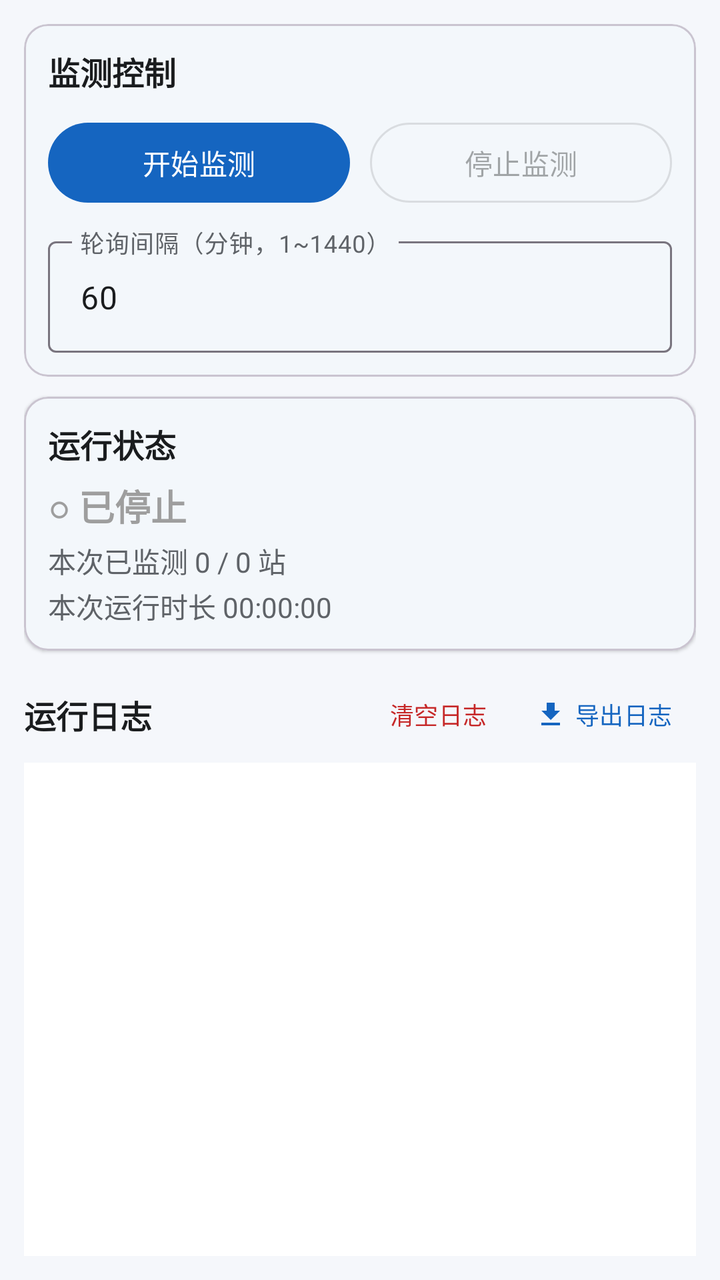
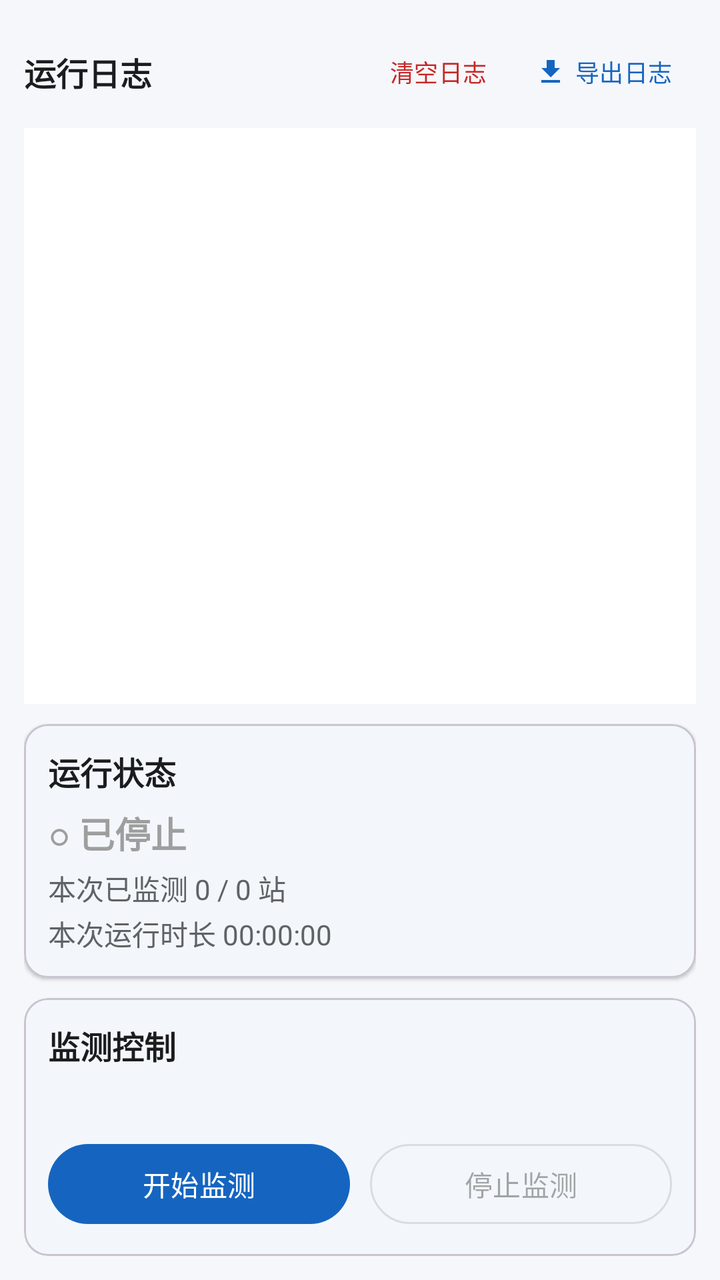

An Android layout rendered at two revisions. The XML below is the earlier revision; the diff shows what the commit changed to produce the second picture.
<!-- AndroidManifest.xml: application theme Theme.NewsMonitor -->
<!-- res/layout/fragment_monitor.xml -->
<?xml version="1.0" encoding="utf-8"?>
<LinearLayout xmlns:android="http://schemas.android.com/apk/res/android"
    xmlns:app="http://schemas.android.com/apk/res-auto"
    android:layout_width="match_parent"
    android:layout_height="match_parent"
    android:orientation="vertical"
    android:padding="12dp">

    <com.google.android.material.card.MaterialCardView
        android:layout_width="match_parent"
        android:layout_height="wrap_content"
        app:cardCornerRadius="12dp"
        app:cardElevation="1dp">

        <LinearLayout
            android:layout_width="match_parent"
            android:layout_height="wrap_content"
            android:orientation="vertical"
            android:padding="12dp">

            <TextView
                android:layout_width="match_parent"
                android:layout_height="wrap_content"
                android:text="@string/section_control"
                android:textColor="@color/on_surface"
                android:textSize="16sp"
                android:textStyle="bold" />

            <LinearLayout
                android:layout_width="match_parent"
                android:layout_height="wrap_content"
                android:layout_marginTop="10dp"
                android:orientation="horizontal">

                <com.google.android.material.button.MaterialButton
                    android:id="@+id/btnStart"
                    android:layout_width="0dp"
                    android:layout_height="wrap_content"
                    android:layout_weight="1"
                    android:text="@string/start_monitor" />

                <com.google.android.material.button.MaterialButton
                    android:id="@+id/btnStop"
                    style="@style/Widget.Material3.Button.OutlinedButton"
                    android:layout_width="0dp"
                    android:layout_height="wrap_content"
                    android:layout_marginStart="10dp"
                    android:layout_weight="1"
                    android:enabled="false"
                    android:text="@string/stop_monitor" />
            </LinearLayout>

            <com.google.android.material.textfield.TextInputLayout
                android:id="@+id/tilInterval"
                android:layout_width="match_parent"
                android:layout_height="wrap_content"
                android:layout_marginTop="10dp"
                android:hint="@string/poll_interval">

                <com.google.android.material.textfield.TextInputEditText
                    android:id="@+id/etInterval"
                    android:layout_width="match_parent"
                    android:layout_height="wrap_content"
                    android:inputType="number"
                    android:maxLines="1"
                    android:text="60" />
            </com.google.android.material.textfield.TextInputLayout>
        </LinearLayout>
    </com.google.android.material.card.MaterialCardView>

    <com.google.android.material.card.MaterialCardView
        android:layout_width="match_parent"
        android:layout_height="wrap_content"
        android:layout_marginTop="10dp"
        app:cardCornerRadius="12dp"
        app:cardElevation="1dp">

        <LinearLayout
            android:layout_width="match_parent"
            android:layout_height="wrap_content"
            android:orientation="vertical"
            android:padding="12dp">

            <TextView
                android:layout_width="match_parent"
                android:layout_height="wrap_content"
                android:text="@string/section_status"
                android:textColor="@color/on_surface"
                android:textSize="16sp"
                android:textStyle="bold" />

            <TextView
                android:id="@+id/tvStatus"
                android:layout_width="match_parent"
                android:layout_height="wrap_content"
                android:layout_marginTop="6dp"
                android:text="@string/stopped"
                android:textColor="@color/status_gray"
                android:textSize="18sp"
                android:textStyle="bold" />

            <TextView
                android:id="@+id/tvProgress"
                android:layout_width="match_parent"
                android:layout_height="wrap_content"
                android:layout_marginTop="4dp"
                android:text="@string/monitor_progress_init"
                android:textColor="@color/on_surface_variant"
                android:textSize="14sp" />

            <TextView
                android:id="@+id/tvDuration"
                android:layout_width="match_parent"
                android:layout_height="wrap_content"
                android:layout_marginTop="2dp"
                android:text="@string/monitor_duration_init"
                android:textColor="@color/on_surface_variant"
                android:textSize="14sp" />
        </LinearLayout>
    </com.google.android.material.card.MaterialCardView>

    <LinearLayout
        android:layout_width="match_parent"
        android:layout_height="wrap_content"
        android:layout_marginTop="8dp"
        android:gravity="center_vertical"
        android:orientation="horizontal">

        <TextView
            android:layout_width="0dp"
            android:layout_height="wrap_content"
            android:layout_weight="1"
            android:text="@string/monitor_log_title"
            android:textColor="@color/on_surface"
            android:textSize="16sp"
            android:textStyle="bold" />

        <com.google.android.material.button.MaterialButton
            android:id="@+id/btnClearLogs"
            style="@style/Widget.Material3.Button.TextButton"
            android:layout_width="wrap_content"
            android:layout_height="wrap_content"
            android:minWidth="0dp"
            android:text="@string/clear_logs"
            android:textColor="@color/level_error"
            android:textSize="12sp" />

        <com.google.android.material.button.MaterialButton
            android:id="@+id/btnExportLogs"
            style="@style/Widget.Material3.Button.TextButton"
            android:layout_width="wrap_content"
            android:layout_height="wrap_content"
            android:minWidth="0dp"
            android:text="@string/export_logs"
            android:textSize="12sp"
            app:icon="@drawable/ic_download"
            app:iconSize="16dp" />
    </LinearLayout>

    <FrameLayout
        android:layout_width="match_parent"
        android:layout_height="0dp"
        android:layout_weight="1">

        <androidx.recyclerview.widget.RecyclerView
            android:id="@+id/rvLogs"
            android:layout_width="match_parent"
            android:layout_height="match_parent"
            android:background="?attr/colorSurface"
            android:clipToPadding="false"
            android:padding="4dp" />

        <TextView
            android:id="@+id/tvNoLogs"
            android:layout_width="wrap_content"
            android:layout_height="wrap_content"
            android:layout_gravity="center"
            android:text="@string/no_logs"
            android:textColor="@color/on_surface_variant"
            android:textSize="14sp"
            android:visibility="gone" />
    </FrameLayout>

</LinearLayout>
<!-- resources referenced by this layout -->
<resources>
  <color name="level_error">#C62828</color>
  <color name="on_surface">#1A1C1E</color>
  <color name="on_surface_variant">#5F6368</color>
  <color name="status_gray">#9E9E9E</color>
  <!-- drawable ic_download (drawable) -->
  <vector xmlns:android="http://schemas.android.com/apk/res/android"
      android:width="24dp"
      android:height="24dp"
      android:viewportWidth="24"
      android:viewportHeight="24">
      <path
          android:fillColor="#FF000000"
          android:pathData="M19,9h-4V3H9v6H5l7,7 7,-7zM5,18v2h14v-2H5z" />
  </vector>
  <string name="clear_logs">清空日志</string>
  <string name="export_logs">导出日志</string>
  <string name="monitor_duration_init">本次运行时长 00:00:00</string>
  <string name="monitor_log_title">运行日志</string>
  <string name="monitor_progress_init">本次已监测 0 / 0 站</string>
  <string name="no_logs">暂无日志</string>
  <string name="poll_interval">轮询间隔（分钟，1~1440）</string>
  <string name="section_control">监测控制</string>
  <string name="section_status">运行状态</string>
  <string name="start_monitor">开始监测</string>
  <string name="stop_monitor">停止监测</string>
  <string name="stopped">○ 已停止</string>
  <style name="Theme.NewsMonitor" parent="Theme.Material3.Light.NoActionBar">
          <item name="colorPrimary">@color/primary</item>
          <item name="colorOnPrimary">@color/on_primary</item>
          <item name="colorPrimaryContainer">@color/primary_container</item>
          <item name="colorOnPrimaryContainer">@color/on_primary_container</item>
          <item name="colorSecondary">@color/secondary</item>
          <item name="colorOnSecondary">@color/on_secondary</item>
          <item name="android:colorBackground">@color/background</item>
          <item name="colorSurface">@color/surface</item>
          <item name="colorOnSurface">@color/on_surface</item>
          <item name="colorOnSurfaceVariant">@color/on_surface_variant</item>
          <item name="android:statusBarColor">@color/primary_dark</item>
          <item name="android:windowLightStatusBar">false</item>
          <item name="android:navigationBarColor">@color/surface</item>
          <item name="android:windowLightNavigationBar" tools:targetApi="27">true</item>
      </style>
  <color name="primary">#1565C0</color>
  <color name="on_primary">#FFFFFF</color>
  <color name="primary_container">#D6E4FF</color>
  <color name="on_primary_container">#001B3F</color>
  <color name="secondary">#00696B</color>
  <color name="on_secondary">#FFFFFF</color>
  <color name="background">#F5F7FB</color>
  <color name="surface">#FFFFFF</color>
  <color name="primary_dark">#0D47A1</color>
</resources>

<!-- the commit's change to res/layout/fragment_monitor.xml (unified diff, before → after) -->
@@ -6,68 +6,70 @@
     android:orientation="vertical"
     android:padding="12dp">
 
-    <com.google.android.material.card.MaterialCardView
+    
+    <LinearLayout
         android:layout_width="match_parent"
         android:layout_height="wrap_content"
-        app:cardCornerRadius="12dp"
-        app:cardElevation="1dp">
+        android:gravity="center_vertical"
+        android:orientation="horizontal">
 
-        <LinearLayout
+        <TextView
+            android:layout_width="0dp"
+            android:layout_height="wrap_content"
+            android:layout_weight="1"
+            android:text="@string/monitor_log_title"
+            android:textColor="@color/on_surface"
+            android:textSize="16sp"
+            android:textStyle="bold" />
+
+        <com.google.android.material.button.MaterialButton
+            android:id="@+id/btnClearLogs"
+            style="@style/Widget.Material3.Button.TextButton"
+            android:layout_width="wrap_content"
+            android:layout_height="wrap_content"
+            android:minWidth="0dp"
+            android:text="@string/clear_logs"
+            android:textColor="@color/level_error"
+            android:textSize="12sp" />
+
+        <com.google.android.material.button.MaterialButton
+            android:id="@+id/btnExportLogs"
+            style="@style/Widget.Material3.Button.TextButton"
+            android:layout_width="wrap_content"
+            android:layout_height="wrap_content"
+            android:minWidth="0dp"
+            android:text="@string/export_logs"
+            android:textSize="12sp"
+            app:icon="@drawable/ic_download"
+            app:iconSize="16dp" />
+    </LinearLayout>
+
+    <FrameLayout
+        android:layout_width="match_parent"
+        android:layout_height="0dp"
+        android:layout_marginTop="4dp"
+        android:layout_weight="1">
+
+        <androidx.recyclerview.widget.RecyclerView
+            android:id="@+id/rvLogs"
             android:layout_width="match_parent"
+            android:layout_height="match_parent"
+            android:background="?attr/colorSurface"
+            android:clipToPadding="false"
+            android:padding="4dp" />
+
+        <TextView
+            android:id="@+id/tvNoLogs"
+            android:layout_width="wrap_content"
             android:layout_height="wrap_content"
-            android:orientation="vertical"
-            android:padding="12dp">
+            android:layout_gravity="center"
+            android:text="@string/no_logs"
+            android:textColor="@color/on_surface_variant"
+            android:textSize="14sp"
+            android:visibility="gone" />
+    </FrameLayout>
 
-            <TextView
-                android:layout_width="match_parent"
-                android:layout_height="wrap_content"
-                android:text="@string/section_control"
-                android:textColor="@color/on_surface"
-                android:textSize="16sp"
-                android:textStyle="bold" />
-
-            <LinearLayout
-                android:layout_width="match_parent"
-                android:layout_height="wrap_content"
-                android:layout_marginTop="10dp"
-                android:orientation="horizontal">
-
-                <com.google.android.material.button.MaterialButton
-                    android:id="@+id/btnStart"
-                    android:layout_width="0dp"
-                    android:layout_height="wrap_content"
-                    android:layout_weight="1"
-                    android:text="@string/start_monitor" />
-
-                <com.google.android.material.button.MaterialButton
-                    android:id="@+id/btnStop"
-                    style="@style/Widget.Material3.Button.OutlinedButton"
-                    android:layout_width="0dp"
-                    android:layout_height="wrap_content"
-                    android:layout_marginStart="10dp"
-                    android:layout_weight="1"
-                    android:enabled="false"
-                    android:text="@string/stop_monitor" />
-            </LinearLayout>
-
-            <com.google.android.material.textfield.TextInputLayout
-                android:id="@+id/tilInterval"
-                android:layout_width="match_parent"
-                android:layout_height="wrap_content"
-                android:layout_marginTop="10dp"
-                android:hint="@string/poll_interval">
-
-                <com.google.android.material.textfield.TextInputEditText
-                    android:id="@+id/etInterval"
-                    android:layout_width="match_parent"
-                    android:layout_height="wrap_content"
-                    android:inputType="number"
-                    android:maxLines="1"
-                    android:text="60" />
-            </com.google.android.material.textfield.TextInputLayout>
-        </LinearLayout>
-    </com.google.android.material.card.MaterialCardView>
-
+    
     <com.google.android.material.card.MaterialCardView
         android:layout_width="match_parent"
         android:layout_height="wrap_content"
@@ -119,66 +121,60 @@
         </LinearLayout>
     </com.google.android.material.card.MaterialCardView>
 
-    <LinearLayout
+    
+    <com.google.android.material.card.MaterialCardView
         android:layout_width="match_parent"
         android:layout_height="wrap_content"
-        android:layout_marginTop="8dp"
-        android:gravity="center_vertical"
-        android:orientation="horizontal">
+        android:layout_marginTop="10dp"
+        app:cardCornerRadius="12dp"
+        app:cardElevation="1dp">
 
-        <TextView
-            android:layout_width="0dp"
+        <LinearLayout
+            android:layout_width="match_parent"
             android:layout_height="wrap_content"
-            android:layout_weight="1"
-            android:text="@string/monitor_log_title"
-            android:textColor="@color/on_surface"
-            android:textSize="16sp"
-            android:textStyle="bold" />
+            android:orientation="vertical"
+            android:padding="12dp">
 
-        <com.google.android.material.button.MaterialButton
-            android:id="@+id/btnClearLogs"
-            style="@style/Widget.Material3.Button.TextButton"
-            android:layout_width="wrap_content"
-            android:layout_height="wrap_content"
-            android:minWidth="0dp"
-            android:text="@string/clear_logs"
-            android:textColor="@color/level_error"
-            android:textSize="12sp" />
+            <TextView
+                android:layout_width="match_parent"
+                android:layout_height="wrap_content"
+                android:text="@string/section_control"
+                android:textColor="@color/on_surface"
+                android:textSize="16sp"
+                android:textStyle="bold" />
 
-        <com.google.android.material.button.MaterialButton
-            android:id="@+id/btnExportLogs"
-            style="@style/Widget.Material3.Button.TextButton"
-            android:layout_width="wrap_content"
-            android:layout_height="wrap_content"
-            android:minWidth="0dp"
-            android:text="@string/export_logs"
-            android:textSize="12sp"
-            app:icon="@drawable/ic_download"
-            app:iconSize="16dp" />
-    </LinearLayout>
+            <TextView
+                android:id="@+id/tvInterval"
+                android:layout_width="match_parent"
+                android:layout_height="wrap_content"
+                android:layout_marginTop="6dp"
+                android:textColor="@color/on_surface_variant"
+                android:textSize="13sp" />
 
-    <FrameLayout
-        android:layout_width="match_parent"
-        android:layout_height="0dp"
-        android:layout_weight="1">
+            <LinearLayout
+                android:layout_width="match_parent"
+                android:layout_height="wrap_content"
+                android:layout_marginTop="10dp"
+                android:orientation="horizontal">
 
-        <androidx.recyclerview.widget.RecyclerView
-            android:id="@+id/rvLogs"
-            android:layout_width="match_parent"
-            android:layout_height="match_parent"
-            android:background="?attr/colorSurface"
-            android:clipToPadding="false"
-            android:padding="4dp" />
+                <com.google.android.material.button.MaterialButton
+                    android:id="@+id/btnStart"
+                    android:layout_width="0dp"
+                    android:layout_height="wrap_content"
+                    android:layout_weight="1"
+                    android:text="@string/start_monitor" />
 
-        <TextView
-            android:id="@+id/tvNoLogs"
-            android:layout_width="wrap_content"
-            android:layout_height="wrap_content"
-            android:layout_gravity="center"
-            android:text="@string/no_logs"
-            android:textColor="@color/on_surface_variant"
-            android:textSize="14sp"
-            android:visibility="gone" />
-    </FrameLayout>
+                <com.google.android.material.button.MaterialButton
+                    android:id="@+id/btnStop"
+                    style="@style/Widget.Material3.Button.OutlinedButton"
+                    android:layout_width="0dp"
+                    android:layout_height="wrap_content"
+                    android:layout_marginStart="10dp"
+                    android:layout_weight="1"
+                    android:enabled="false"
+                    android:text="@string/stop_monitor" />
+            </LinearLayout>
+        </LinearLayout>
+    </com.google.android.material.card.MaterialCardView>
 
 </LinearLayout>
<!-- resource entries referenced after the edit -->
@@ -20,7 +20,6 @@
   <string name="monitor_log_title">运行日志</string>
   <string name="monitor_progress_init">本次已监测 0 / 0 站</string>
   <string name="no_logs">暂无日志</string>
-  <string name="poll_interval">轮询间隔（分钟，1~1440）</string>
   <string name="section_control">监测控制</string>
   <string name="section_status">运行状态</string>
   <string name="start_monitor">开始监测</string>
